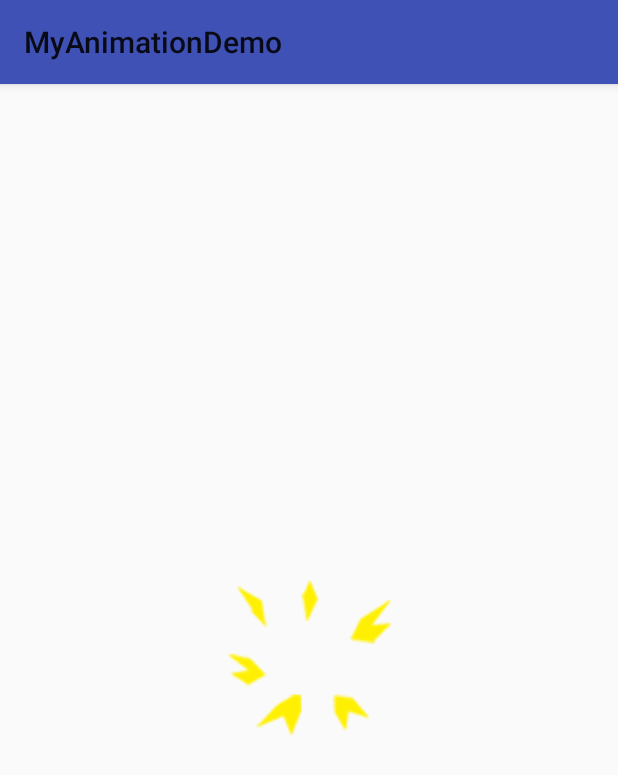
After one commit to Ya-Jun/SmallSampleCollection, an Android app: the DrawableAnimation screen opened directly, with no data from a screen before it, on a phone screen of 412 x 824 dp. The commit adds this screen. Shown: the top 775 px of the screen. Run offline under Robolectric (Android 15) with nearby library versions, the phone set to English and light mode, and no system bars.

```diff
--- a/MyAnimationDemo/src/main/AndroidManifest.xml
+++ b/MyAnimationDemo/src/main/AndroidManifest.xml
@@ -17,6 +17,7 @@
         </activity>
 
         <activity android:name=".ViewAnimation" />
+        <activity android:name=".DrawableAnimation" />
 
     </application>
 
--- /dev/null
+++ b/MyAnimationDemo/src/main/java/com/wyj/myanimationdemo/DrawableAnimation.java
@@ -0,0 +1,33 @@
+package com.wyj.myanimationdemo;
+
+import android.graphics.drawable.AnimationDrawable;
+import android.os.Bundle;
+import android.support.v7.app.AppCompatActivity;
+import android.widget.ImageView;
+
+/**
+ * 帧动画
+ */
+
+public class DrawableAnimation extends AppCompatActivity {
+    private ImageView imageView1;
+
+    @Override
+    protected void onCreate(Bundle savedInstanceState) {
+        super.onCreate(savedInstanceState);
+        setContentView(R.layout.activity_drawable_animation);
+
+        imageView1 = (ImageView) findViewById(R.id.imageView1);
+
+        imageView1.setBackgroundResource(R.drawable.explode_anim);
+        AnimationDrawable animationDrawable = (AnimationDrawable) imageView1.getBackground();
+        animationDrawable.start();//动画开始。
+
+//        animationDrawable.setOneShot(true);//设置动画是否只播放一次。
+//        animationDrawable.stop();//动画停止。
+//        animationDrawable.isRunning();//返回动画是否正在运行。
+//        animationDrawable.addFrame(getResources().getDrawable(R.drawable.explode_1), 80);//通过代码添加帧
+
+    }
+
+}
--- a/MyAnimationDemo/src/main/java/com/wyj/myanimationdemo/MainActivity.java
+++ b/MyAnimationDemo/src/main/java/com/wyj/myanimationdemo/MainActivity.java
@@ -35,7 +35,8 @@ public class MainActivity extends AppCompatActivity implements View.OnClickListe
             Intent intent = new Intent(MainActivity.this, ViewAnimation.class);
             MainActivity.this.startActivity(intent);
         } else if (v == buttonDrawable) {
-
+            Intent intent = new Intent(MainActivity.this, DrawableAnimation.class);
+            MainActivity.this.startActivity(intent);
         } else if (v == buttonProperty) {
 
         }
--- /dev/null
+++ b/MyAnimationDemo/src/main/res/drawable/explode_anim.xml
@@ -0,0 +1,25 @@
+<?xml version="1.0" encoding="utf-8"?>
+<animation-list xmlns:android="http://schemas.android.com/apk/res/android"
+    android:oneshot="false">
+    <item
+        android:drawable="@drawable/explode_1"
+        android:duration="80"></item>
+    <item
+        android:drawable="@drawable/explode_2"
+        android:duration="80"></item>
+    <item
+        android:drawable="@drawable/explode_3"
+        android:duration="80"></item>
+    <item
+        android:drawable="@drawable/explode_4"
+        android:duration="80"></item>
+    <item
+        android:drawable="@drawable/explode_5"
+        android:duration="80"></item>
+    <item
+        android:drawable="@drawable/explode_6"
+        android:duration="80"></item>
+    <item
+        android:drawable="@drawable/explode_7"
+        android:duration="80"></item>
+</animation-list>
--- /dev/null
+++ b/MyAnimationDemo/src/main/res/layout/activity_drawable_animation.xml
@@ -0,0 +1,13 @@
+<?xml version="1.0" encoding="utf-8"?>
+<LinearLayout xmlns:android="http://schemas.android.com/apk/res/android"
+    android:layout_width="match_parent"
+    android:layout_height="match_parent"
+    android:gravity="center"
+    android:orientation="vertical">
+
+    <ImageView
+        android:id="@+id/imageView1"
+        android:layout_width="wrap_content"
+        android:layout_height="wrap_content" />
+
+</LinearLayout>
```
Also changed, not shown: MyAnimationDemo/src/main/res/drawable/explode_1.png (added), MyAnimationDemo/src/main/res/drawable/explode_2.png (added), MyAnimationDemo/src/main/res/drawable/explode_3.png (added), MyAnimationDemo/src/main/res/drawable/explode_4.png (added), MyAnimationDemo/src/main/res/drawable/explode_5.png (added), MyAnimationDemo/src/main/res/drawable/explode_6.png (added), MyAnimationDemo/src/main/res/drawable/explode_7.png (added).
